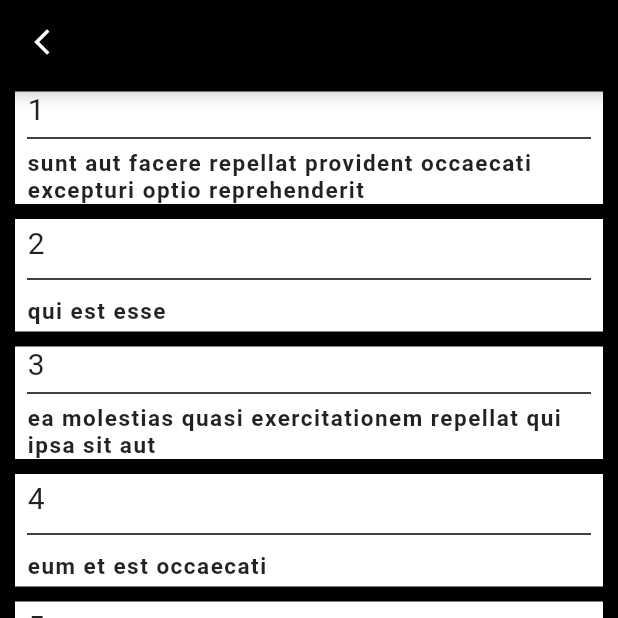
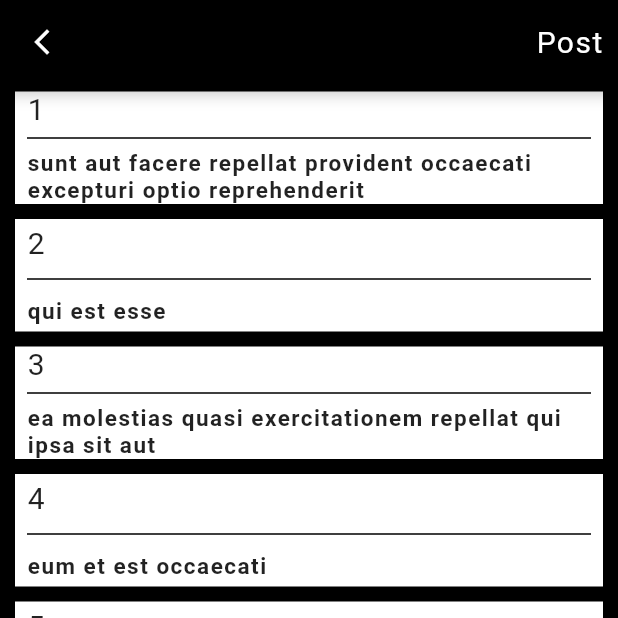
Before and after one commit to bhargav0147/simple_json_parshing, a Flutter app: the PostScreen screen opened by its route, on a phone screen of 412 x 824 dp, the top half of it. Run offline on Flutter 3.47's test engine with Material 2 defaults, Android fonts, the light colour scheme and no system bars; our stand-ins replace device_preview.

Commit message:
06/06/2023

```diff
--- a/lib/post/provider/post_provider.dart
+++ b/lib/post/provider/post_provider.dart
@@ -3,6 +3,7 @@ import 'package:flutter/services.dart';
 import 'package:flutter/widgets.dart';
 import 'package:simple_json_parshing/post/modal/cart_modal.dart';
 import 'package:simple_json_parshing/post/modal/user_model.dart';
+import 'package:simple_json_parshing/utils/api_helper.dart';
 
 import '../modal/products_modal.dart';
 
@@ -24,7 +25,7 @@ class PostProvider extends ChangeNotifier
       userList=jsonList.map((e) => UserModel.fromJson(e)).toList();
       notifyListeners();
     }
-    List<ProductsModal> proList=[];
+    List<dynamic> productList=[];
 
     Future<void> cartGetJson()
     async {
@@ -34,4 +35,10 @@ class PostProvider extends ChangeNotifier
       print(cartList.length);
       notifyListeners();
     }
+
+    Future<void> getprojson()
+    async {
+      productList =await ApiHelper.apiHelper.productsGetJson();
+      notifyListeners();
+    }
 }
--- a/lib/post/view/post_screen.dart
+++ b/lib/post/view/post_screen.dart
@@ -37,6 +37,16 @@ class _PostScreenState extends State<PostScreen> {
             Navigator.pop(context);
           },
         ),
+        actions: [
+          Center(
+            child: Text(
+              "Post",
+              style: TextStyle(
+                  letterSpacing: 1, fontSize: 20, color: Colors.white),
+            ),
+          ),
+          SizedBox(width: 10)
+        ],
       ),
       backgroundColor: Colors.black,
       body: Padding(
@@ -69,7 +79,7 @@ class _PostScreenState extends State<PostScreen> {
                 style: TextStyle(letterSpacing: 1, fontSize: 20),
               ),
             ),
-            Divider(color: Colors.black,thickness: 1),
+            Divider(color: Colors.black, thickness: 1),
             Align(
               alignment: Alignment.centerLeft,
               child: Text(
--- a/pubspec.yaml
+++ b/pubspec.yaml
@@ -37,7 +37,7 @@ dependencies:
   cupertino_icons: ^1.0.2
   provider: ^6.0.5
   device_preview: ^1.1.0
-  http: any
+  http:
 
 dev_dependencies:
   flutter_test:
```
Also changed, not shown: lib/post/view/cart_screen.dart (+10 -0 lines), lib/post/view/products_screen.dart (+16 -6 lines), lib/post/view/user_screen.dart (+10 -1 lines), lib/utils/api_helper.dart (+8 -4 lines).
